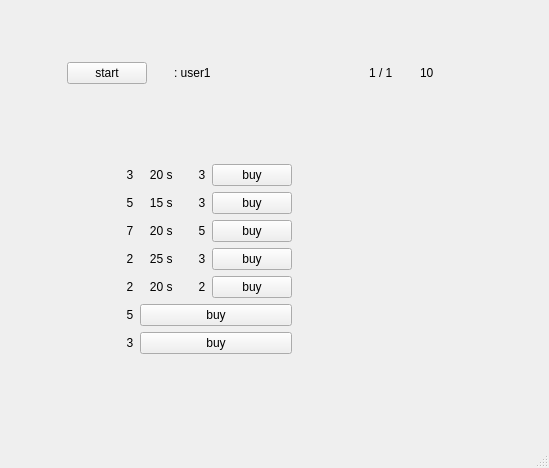
The window that src/farmopolis.ui (sinahdp/Farmopolis) describes before a commit, drawn with Qt 5.
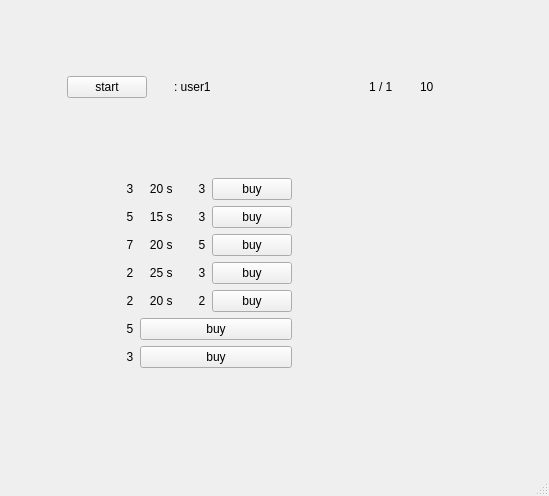
The same window after the commit.

The edit to the form file:
```diff
--- a/src/farmopolis.ui
+++ b/src/farmopolis.ui
@@ -7,7 +7,7 @@
     <x>0</x>
     <y>0</y>
     <width>549</width>
-    <height>468</height>
+    <height>496</height>
    </rect>
   </property>
   <property name="windowTitle">
```
